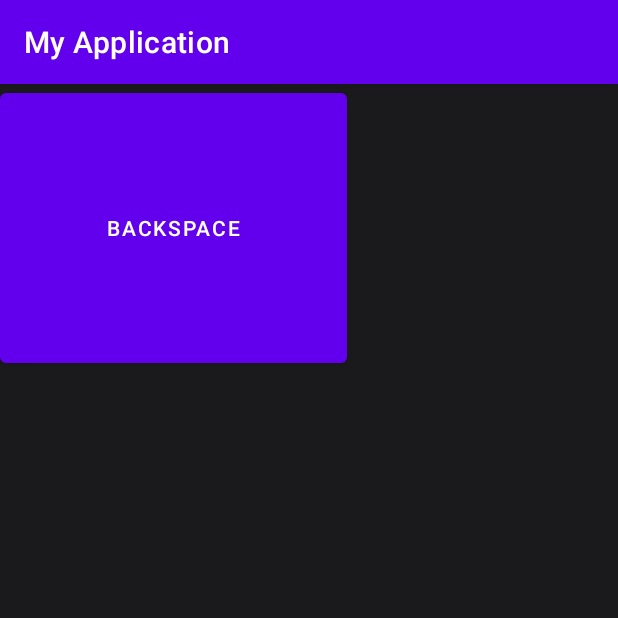
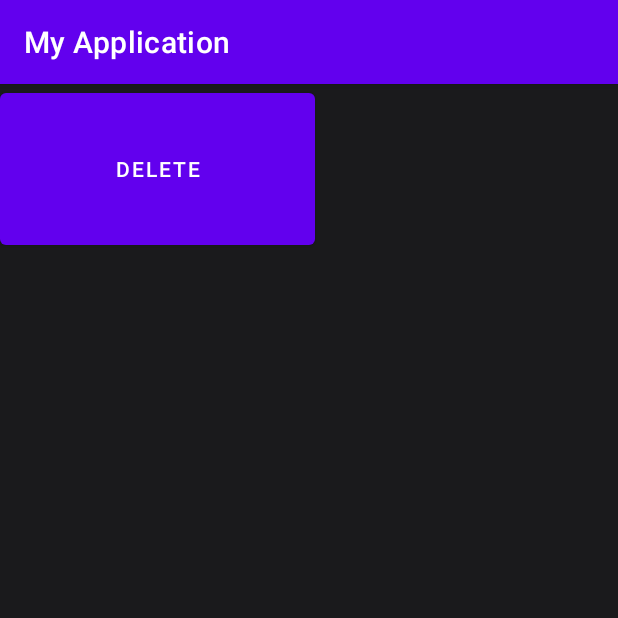
Before and after one commit to themissymeonidis/Lantzos_Lab, an Android app: the screen it shows after launch (MainActivity), on a phone screen of 412 x 824 dp, the top half of it. Run offline under Robolectric (Android 15) with nearby library versions, the phone set to English and light mode, and no system bars.

Commit message:
calculator design4

```diff
--- a/app/src/main/res/layout/activity_main.xml
+++ b/app/src/main/res/layout/activity_main.xml
@@ -234,10 +234,10 @@
 
     <Button
         android:id="@+id/button18"
-        android:layout_width="231dp"
-        android:layout_height="192dp"
-        android:text="backspace"
-        tools:layout_editor_absoluteX="904dp"
-        tools:layout_editor_absoluteY="1421dp" />
+        android:layout_width="210dp"
+        android:layout_height="113dp"
+        android:text="delete"
+        tools:layout_editor_absoluteX="907dp"
+        tools:layout_editor_absoluteY="1479dp" />
 
 </androidx.constraintlayout.widget.ConstraintLayout>
```
